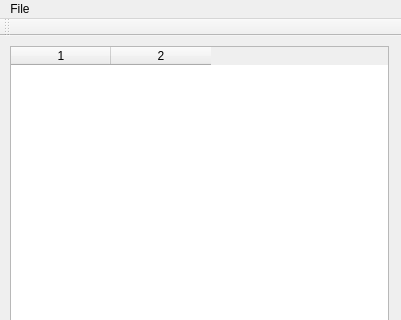
Old version of the form mainwindow.ui in the repository ilukic11/ViaTimeCounter; both pictures show x 0 to 401 and y 0 to 320 of the 401 by 868 pixel window.
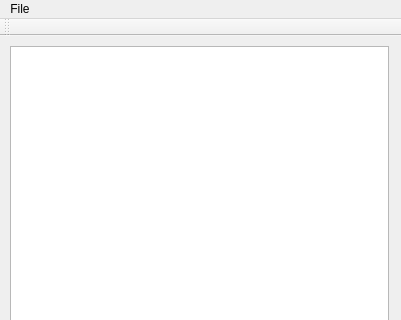
New version of the form.

Commit message: Streached header

```diff
--- a/mainwindow.ui
+++ b/mainwindow.ui
@@ -26,11 +26,15 @@
     <layout class="QVBoxLayout" name="verticalLayout">
      <item>
       <widget class="QTableWidget" name="m_tableWidget">
-       <property name="columnCount">
-        <number>2</number>
+       <property name="maximumSize">
+        <size>
+         <width>399</width>
+         <height>16777215</height>
+        </size>
        </property>
-       <column/>
-       <column/>
+       <attribute name="horizontalHeaderCascadingSectionResizes">
+        <bool>false</bool>
+       </attribute>
       </widget>
      </item>
     </layout>
```
Left out of the diff: 2 changed lines with no effect on the pictures. The commit also changes 1 other file.
